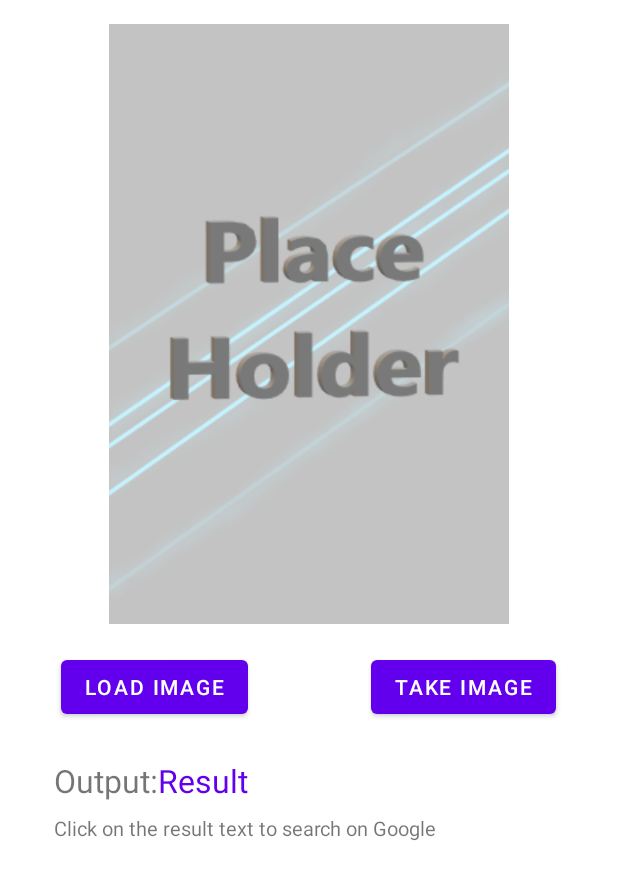
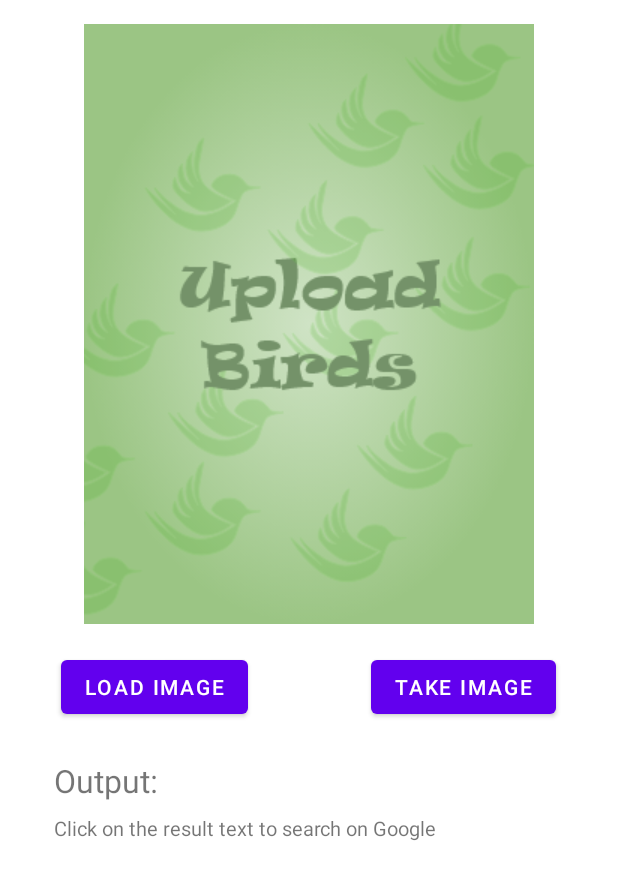
Before and after one commit to SerapErcel/ImageClassificationAndroidApp, an Android app: the layout activity_main.xml on its own in the app's theme, with its tools: preview values and no code run, on a phone screen of 412 x 824 dp. Shown: the top 880 px of the screen. Run offline under Robolectric (Android 15) with nearby library versions, the phone set to English and light mode, and no system bars.

Commit message:
Fix colors and place holder image

```diff
--- a/app/src/main/res/layout/activity_main.xml
+++ b/app/src/main/res/layout/activity_main.xml
@@ -14,7 +14,8 @@
         android:text="@string/load_image"
         app:layout_constraintEnd_toStartOf="@+id/guideline2"
         app:layout_constraintStart_toStartOf="parent"
-        app:layout_constraintTop_toBottomOf="@+id/imageView" />
+        app:layout_constraintTop_toBottomOf="@+id/imageView"
+        tools:ignore="TextContrastCheck" />
 
     <ImageView
         android:id="@+id/imageView"
@@ -37,7 +38,8 @@
         android:text="@string/take_image"
         app:layout_constraintEnd_toEndOf="parent"
         app:layout_constraintStart_toStartOf="@+id/guideline2"
-        app:layout_constraintTop_toBottomOf="@+id/imageView" />
+        app:layout_constraintTop_toBottomOf="@+id/imageView"
+        tools:ignore="TextContrastCheck" />
 
     <TextView
         android:id="@+id/textView"
@@ -54,12 +56,13 @@
         android:id="@+id/outputTextView"
         android:layout_width="wrap_content"
         android:layout_height="wrap_content"
+        android:layout_marginStart="8dp"
         android:layout_marginTop="24dp"
-        android:text="@string/result"
         android:textColor="@color/purple_500"
         android:textSize="21sp"
         app:layout_constraintStart_toEndOf="@id/textView"
-        app:layout_constraintTop_toBottomOf="@+id/bntCaptureImage" />
+        app:layout_constraintTop_toBottomOf="@+id/bntCaptureImage"
+        tools:ignore="TextContrastCheck" />
 
     <TextView
         android:layout_width="wrap_content"
--- a/app/src/main/res/values/strings.xml
+++ b/app/src/main/res/values/strings.xml
@@ -1,5 +1,5 @@
 <resources>
-    <string name="app_name">android-ml2</string>
+    <string name="app_name">Meet Birds</string>
     <string name="load_image">Load Image</string>
     <string name="take_image">Take Image</string>
     <string name="output">Output:</string>
```
Also changed, not shown: app/src/main/res/drawable/place_holder.png.
